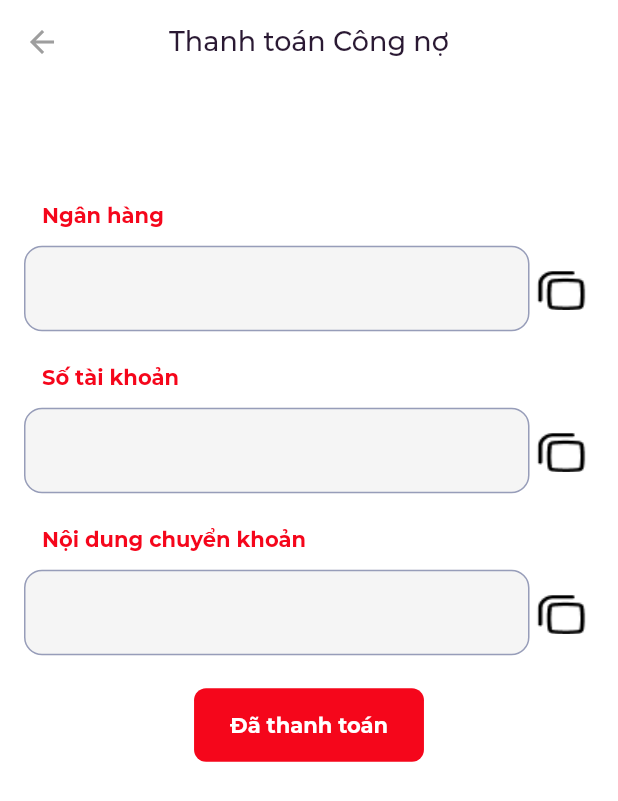
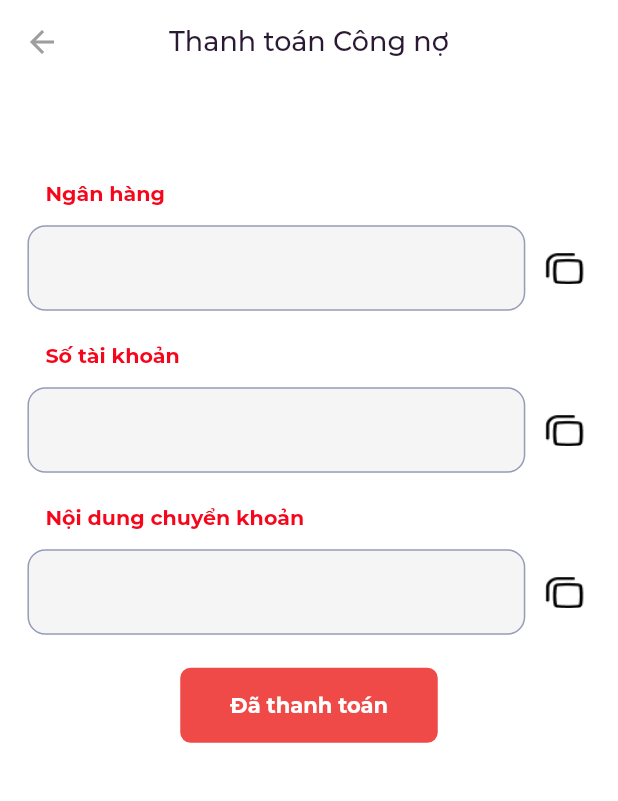
Before and after one commit to AlexProTeam/app_qr_sinhari, a Flutter app: the PayDebtQrScreen screen opened directly, on a phone screen of 412 x 824 dp. Shown: the top 801 px of the screen. Run offline on Flutter 3.47's test engine with Material 2 defaults, Android fonts, the phone set to English and light mode, and no system bars; our stand-ins replace bloc, carousel_slider, device_info_plus, dio, equatable, firebase_core and 20 more; missing offline and left inert: mobile_scanner, qr_code_scanner, scan, webview_flutter_android, webview_flutter_wkwebview; accounts and stored records are empty; generated files the repository leaves out were written again; network calls fail; statements that could not run were skipped; project files that could hold a hidden picture were left out.

Commit message:
update ui

```diff
--- a/lib/presentation/feature/pay_debt/pay_debt_qr_screen.dart
+++ b/lib/presentation/feature/pay_debt/pay_debt_qr_screen.dart
@@ -10,6 +10,7 @@ import 'package:qrcode/app/managers/status_bloc.dart';
 import 'package:qrcode/app/managers/style_manager.dart';
 import 'package:qrcode/gen/assets.gen.dart';
 import 'package:qrcode/presentation/feature/pay_debt/bloc/pay_debt_bloc.dart';
+import 'package:qrcode/presentation/widgets/custom_button.dart';
 import 'package:qrcode/presentation/widgets/custom_scaffold.dart';
 import 'package:qrcode/presentation/widgets/input_custom.dart';
 import 'package:qrcode/presentation/widgets/toast_manager.dart';
@@ -102,28 +103,27 @@ class _PayDebtQrScreenState extends State<PayDebtQrScreen> {
           }
         },
         builder: (context, state) => SingleChildScrollView(
-          child: Container(
-            padding: const EdgeInsets.all(16.0),
+          child: Padding(
+            padding: EdgeInsets.all(16.r),
             child: Column(
               children: [
                 if (image.isNotEmpty)
                   Image.network(
                     image,
                     fit: BoxFit.cover,
-                    width: 164,
-                    height: 175,
+                    width: 250.r,
+                    height: 250.r,
                   ),
-                const SizedBox(
-                  height: 10,
-                ),
+                10.verticalSpace,
                 Text(
                   description,
                   style: TextStyleManager.mediumBlack14px.copyWith(
                     fontWeight: FontWeight.w800,
-                      fontSize: 14,
-                      color: AppColors.color000AFF),
+                    fontSize: 12.sp,
+                    color: AppColors.color000AFF,
                   ),
-                30.verticalSpace,
+                ),
+                15.verticalSpace,
                 rootView(
                     textEditingController: nameBank,
                     title: 'Ngân hàng',
@@ -148,26 +148,13 @@ class _PayDebtQrScreenState extends State<PayDebtQrScreen> {
                       await onTap(
                           content.text, context, 'Copy nội dung thành công');
                     }),
-                GestureDetector(
-                  child: Container(
-                    decoration: BoxDecoration(
-                      borderRadius: BorderRadius.circular(8),
-                      color: AppColors.red,
+                CustomButton(
+                  width: 150.w,
+                  text: 'Đã thanh toán',
+                  radius: 6.r,
+                  onTap: () {},
                 ),
-                    padding: const EdgeInsets.only(
-                        left: 24, right: 24, bottom: 16, top: 16),
-                    child: Text(
-                      'Đã thanh toán',
-                      style: TextStyleManager.mediumBlack14px.copyWith(
-                          fontWeight: FontWeight.w700,
-                          fontSize: 14,
-                          color: AppColors.white),
-                    ),
-                  ),
-                ),
-                const SizedBox(
-                  height: 100,
-                ),
+                120.verticalSpace,
               ],
             ),
           ),
@@ -176,44 +163,44 @@ class _PayDebtQrScreenState extends State<PayDebtQrScreen> {
     );
   }
 
-  Widget rootView(
-      {required TextEditingController textEditingController,
+  Widget rootView({
+    required TextEditingController textEditingController,
     String? title,
     String? hint,
-      required Function onTap}) {
-    return Row(
+    required Function onTap,
+  }) {
+    return InkWell(
+      onTap: () {
+        onTap();
+      },
+      child: Row(
         children: [
-        SizedBox(
-          width: MediaQuery.of(context).size.width - 75,
+          Expanded(
             child: MBPTextField(
               controller: textEditingController,
               hint: hint,
               title: title,
               textTitleStyle: TextStyleManager.mediumBlack14px.copyWith(
-                fontWeight: FontWeight.w800,
-                fontSize: 14,
+                  fontWeight: FontWeight.w600,
+                  fontSize: 12.sp,
                   color: AppColors.red),
               textStyle: TextStyleManager.mediumBlack14px.copyWith(
-                fontWeight: FontWeight.w800,
-                fontSize: 14,
+                  fontWeight: FontWeight.w600,
+                  fontSize: 12.sp,
                   color: AppColors.red),
               readOnly: true,
               onChanged: (_) {},
             ),
           ),
-        GestureDetector(
-          onTap: () {
-            onTap();
-          },
-          child: Image.asset(
+          8.horizontalSpace,
+          Image.asset(
             Assets.icons.icCopy.path,
-            width: 43,
-            height: 36,
-          ),
+            width: 30.w,
+            height: 36.h,
           )
         ],
+      ),
     );
-  }
   }
 
   onTap(String text, BuildContext context, String title) {
@@ -223,3 +210,4 @@ onTap(String text, BuildContext context, String title) {
       text: title,
     );
   }
+}
```
Also changed, not shown: assets/icons/ic_car.png. Lines whose indentation alone changed are shown as unchanged.
